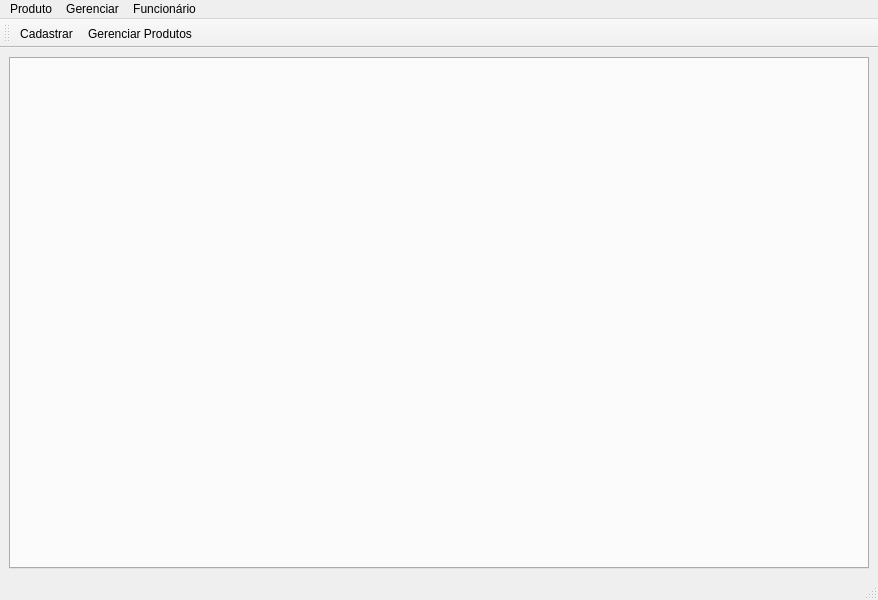
First picture: the form in Projeto 3/Teste_Luiz/ProjetoCont/mainwindow.ui, repository Rodrigo-P-Nascimento/Qt-DRUD, before the edit.
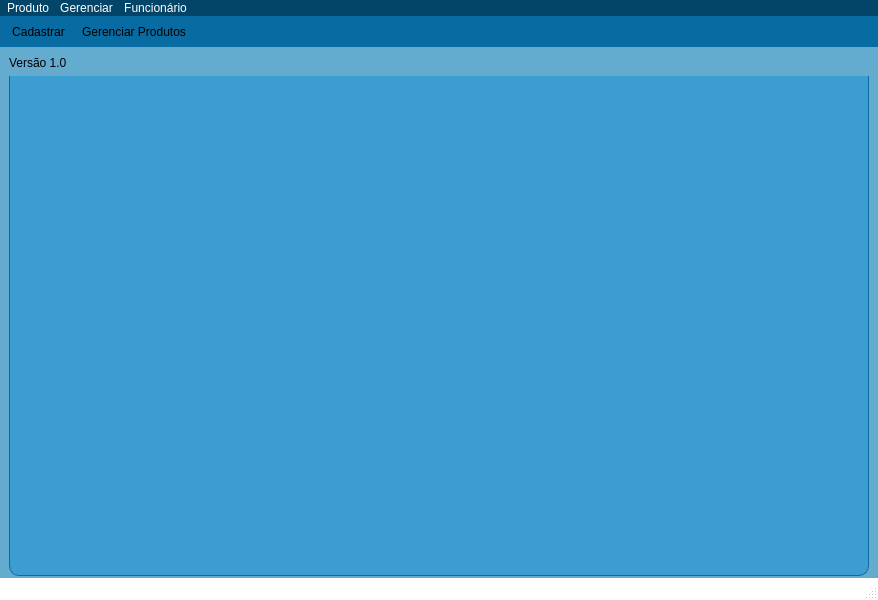
Second picture: the form after the edit. Icons and pictures are not drawn.

What changed in the file:
```diff
--- a/Projeto 3/Teste_Luiz/ProjetoCont/mainwindow.ui
+++ b/Projeto 3/Teste_Luiz/ProjetoCont/mainwindow.ui
@@ -17,18 +17,118 @@
    </size>
   </property>
   <property name="windowTitle">
-   <string>MainWindow</string>
+   <string>Estoque Master 2000</string>
+  </property>
+  <property name="styleSheet">
+   <string notr="true">#MainWindow{
+	background-color: rgb(8, 108, 162);
+}
+
+QToolBar {
+    background:rgb(8, 108, 162);
+    spacing: 3px; /* spacing between items in the tool bar */
+	padding: 5px 5px;
+	border-color: rgb(8, 108, 162);
+}
+
+QToolButton {
+  background: transparent; 
+}
+
+QToolButton:pressed {
+    background-color: rgb(100, 171, 208);
+}
+
+#centralwidget{
+	background-color:rgb(100, 171, 208);
+	color: rgb(255, 255, 255);
+}
+QMenuBar {
+	color: rgb(255, 255, 255);
+	background-color: rgb(3, 69, 105);
+    spacing: 3px; /* spacing between menu bar items */
+}
+
+QMenuBar::item {
+    padding: 1px 4px;
+    background: transparent;
+    border-radius: 2px;
+}
+
+QMenuBar::item:selected { /* when selected using mouse or keyboard */
+ background:rgb(4, 92, 139);
+}
+
+QMenuBar::item:pressed {
+    background:rgb(4, 92, 139);
+}
+#statusbar{
+  background-color: white;
+}
+
+#tabWidget{
+	background-color: white;
+	border: 3px solid rgb(0, 85, 0);
+	border-radius: 10px;
+	border-color: rgb(255, 85, 0);
+}
+QTabWidget::pane {
+  border: 1px solid rgb(8, 108, 162);
+  border-bottom-left-radius: 10px;
+  border-bottom-right-radius: 10px;
+  top:-1px; 
+  background: rgb(60, 157, 208); 
+} 
+
+QTabBar::tab {
+  background: rgb(3, 69, 105); 
+  border: 1px solid rgb(8, 108, 162);
+  border-top-left-radius: 10px;
+  border-top-right-radius: 10px;
+  color: rgb(255, 255, 255);
+  padding: 5px;
+  width: 150px;
+  height:20px;
+} 
+
+QTabBar::tab:selected { 
+  background:rgb(100, 171, 208); 
+  font: 100 10pt &quot;MS Shell Dlg 2&quot;;
+  color: rgb(0, 0, 0);
+  margin-bottom: -1px; 
+}</string>
   </property>
   <widget class="QWidget" name="centralwidget">
+   <property name="styleSheet">
+    <string notr="true"/>
+   </property>
    <layout class="QVBoxLayout" name="verticalLayout">
+    <item>
+     <widget class="QLabel" name="label">
+      <property name="text">
+       <string>Versão 1.0</string>
+      </property>
+     </widget>
+    </item>
     <item>
      <widget class="QTabWidget" name="tabWidget">
       <property name="minimumSize">
        <size>
-        <width>800</width>
+        <width>0</width>
         <height>500</height>
        </size>
       </property>
+      <property name="font">
+       <font>
+        <weight>50</weight>
+        <bold>false</bold>
+       </font>
+      </property>
+      <property name="styleSheet">
+       <string notr="true">#tabWidget{
+	background-color: white;
+}</string>
+      </property>
       <property name="currentIndex">
        <number>-1</number>
       </property>
@@ -55,7 +155,7 @@
      <x>0</x>
      <y>0</y>
      <width>878</width>
-     <height>20</height>
+     <height>18</height>
     </rect>
    </property>
    <widget class="QMenu" name="menu_Produto">
@@ -86,6 +186,15 @@
    <property name="windowTitle">
     <string>toolBar</string>
    </property>
+   <property name="movable">
+    <bool>false</bool>
+   </property>
+   <property name="iconSize">
+    <size>
+     <width>30</width>
+     <height>30</height>
+    </size>
+   </property>
    <attribute name="toolBarArea">
     <enum>TopToolBarArea</enum>
    </attribute>
```
Left out of the diff: 10 changed lines with no effect on the pictures.
